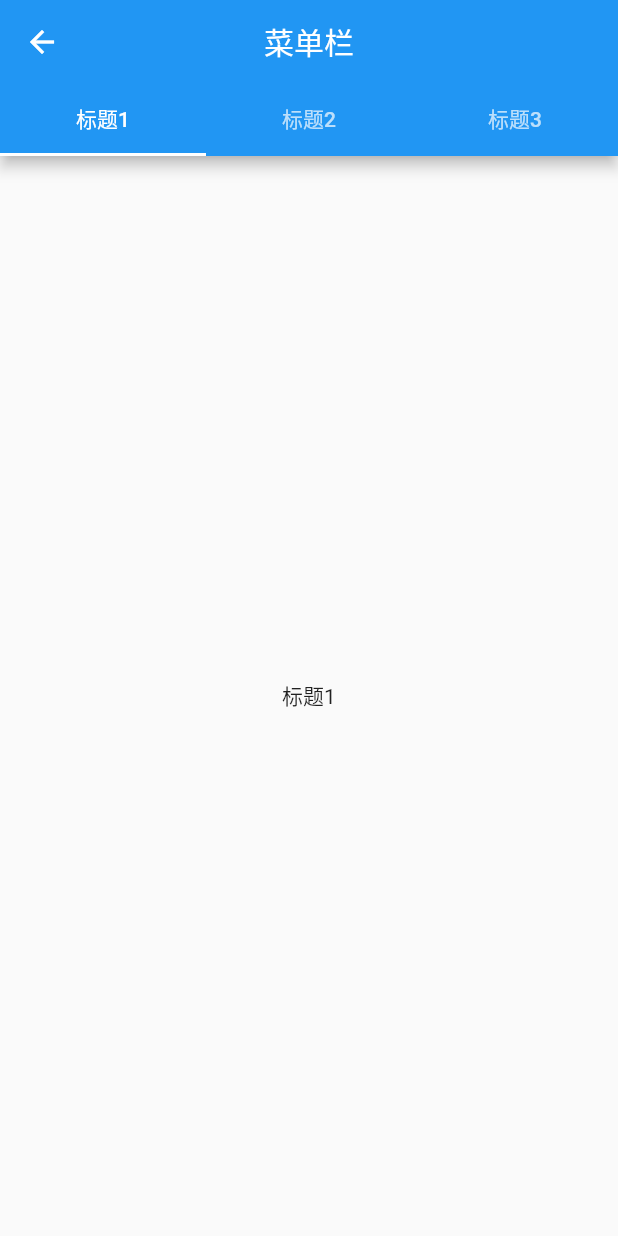
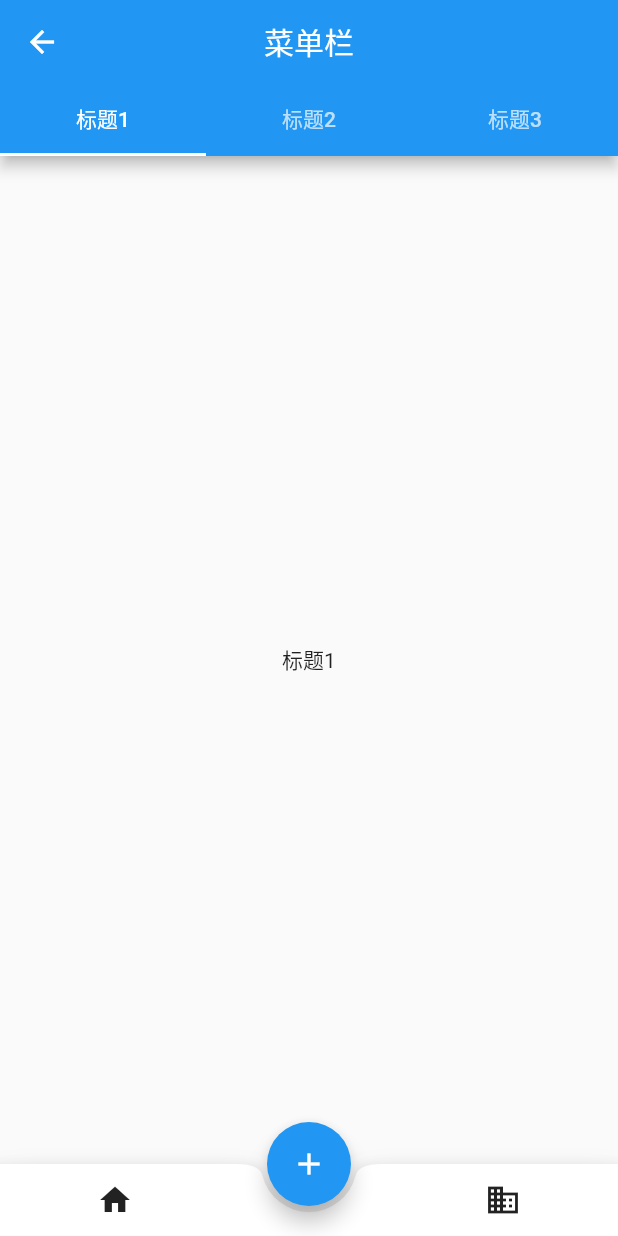
Before and after one commit to jhj24/flutter_app, a Flutter app: the screen it shows after launch, after a tap on "菜单栏", on a phone screen of 412 x 824 dp. Run offline on Flutter 3.47's test engine with Material 2 defaults, Android fonts, the phone set to English and light mode, and no system bars.

Commit message:
添加底部导航栏，并且导航栏中间有悬浮按钮

```diff
--- a/lib/my_tab_bar.dart
+++ b/lib/my_tab_bar.dart
@@ -44,6 +44,31 @@ class _MyTabBar extends State<MyTabBar> with SingleTickerProviderStateMixin {
             );
           }).toList(),
         ),
+        //打洞位置在底部导航栏的正中间
+        floatingActionButtonLocation: FloatingActionButtonLocation.centerDocked,
+        floatingActionButton: FloatingActionButton(
+            //悬浮按钮
+            child: Icon(Icons.add),
+            onPressed: () {}),
+        //底部导航栏
+        bottomNavigationBar: BottomAppBar(
+          color: Colors.white,
+          shape: CircularNotchedRectangle(),
+          child: Row(
+            children: <Widget>[
+              IconButton(
+                icon: Icon(Icons.home),
+                onPressed: () {},
+              ),
+              SizedBox(), //中间位置空出
+              IconButton(
+                icon: Icon(Icons.business),
+                onPressed: () {},
+              ),
+            ],
+            mainAxisAlignment: MainAxisAlignment.spaceAround,
+          ),
+        ),
       ),
     );
   }
```
